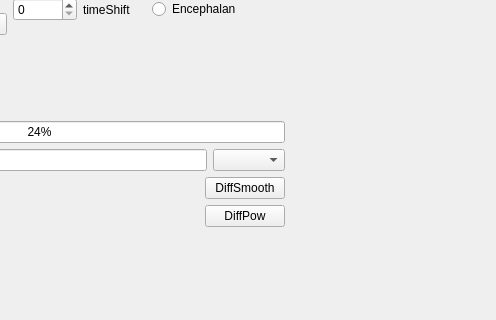
The window that mainwindow.ui (ArtfulVampire/SecondGUIrepo) describes before a commit, drawn with Qt 5; both pictures show x 711 to 1207 and y 217 to 537 of the 1207 by 935 pixel window.
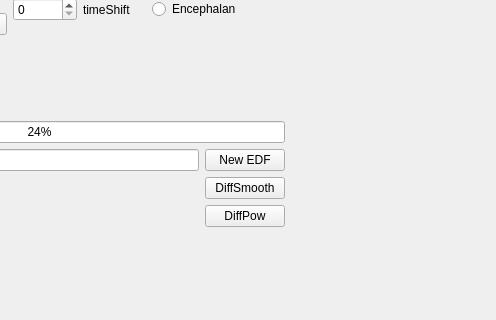
The same window after the commit.

What changed in the file:
```diff
--- a/mainwindow.ui
+++ b/mainwindow.ui
@@ -472,7 +472,11 @@
         <widget class="QLineEdit" name="reduceChannelsLineEdit"/>
        </item>
        <item>
-        <widget class="QComboBox" name="rdcChannelBox"/>
+        <widget class="QPushButton" name="reduceChannelsEDFComboBox">
+         <property name="text">
+          <string>New EDF</string>
+         </property>
+        </widget>
        </item>
       </layout>
      </item>
```
